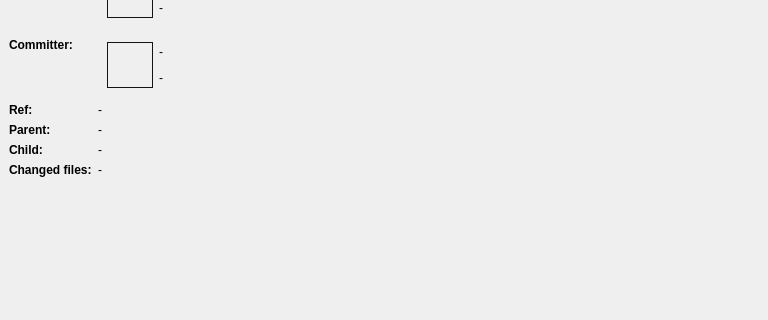
First picture: the form in src/libkommitwidgets/widgets/commitdetails.ui, repository KDE/kommit, before the edit; both pictures show x 0 to 768 and y 143 to 463 of the 768 by 571 pixel window.
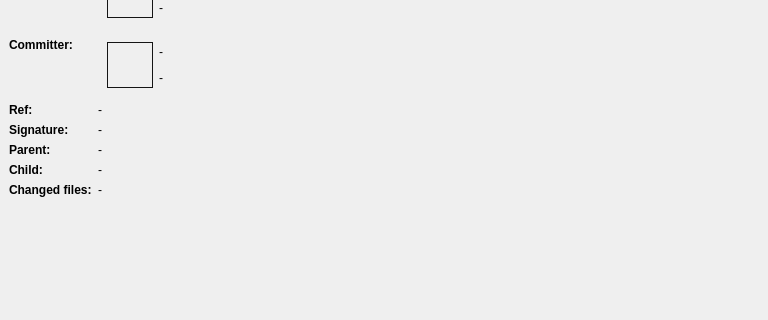
Second picture: the form after the edit. Custom widgets are drawn as their Qt base class.

Commit message:
Show and verify GPG/SSH signature of a commit
New dependency: gpgmepp (optional, needed for gpg signed commit verifying)

This commit adds ability to detect and verify cryptographic signatures on commits.

It will try to match the local key database for GPG signed commit but it will only try to verify the integrity for SSH signed commit

Tested on GPG RSA and ED25519 signed commits and SSH ED25519 signed commits.

This commit is done with the help of deepseek v4 pro

There is some new text to be translated and I am not familiar with that. If there is any problem, please let me know.

```diff
--- a/src/libkommitwidgets/widgets/commitdetails.ui
+++ b/src/libkommitwidgets/widgets/commitdetails.ui
@@ -175,6 +175,31 @@
           </widget>
          </item>
          <item row="3" column="0">
+          <widget class="QLabel" name="labelSignatureText">
+           <property name="font">
+            <font>
+             <bold>true</bold>
+            </font>
+           </property>
+           <property name="text">
+            <string>Signature:</string>
+           </property>
+          </widget>
+         </item>
+         <item row="3" column="1">
+          <widget class="QLabel" name="labelSignature">
+           <property name="text">
+            <string>-</string>
+           </property>
+           <property name="wordWrap">
+            <bool>false</bool>
+           </property>
+           <property name="textInteractionFlags">
+            <set>Qt::TextInteractionFlag::LinksAccessibleByMouse|Qt::TextInteractionFlag::TextSelectableByMouse</set>
+           </property>
+          </widget>
+         </item>
+         <item row="4" column="0">
           <widget class="QLabel" name="labelParentsText">
            <property name="font">
             <font>
@@ -186,7 +211,7 @@
            </property>
           </widget>
          </item>
-         <item row="3" column="1">
+         <item row="4" column="1">
           <widget class="QLabel" name="labelParent">
            <property name="text">
             <string>-</string>
@@ -196,7 +221,7 @@
            </property>
           </widget>
          </item>
-         <item row="4" column="0">
+         <item row="5" column="0">
           <widget class="QLabel" name="labelChildrenText">
            <property name="font">
             <font>
@@ -208,7 +233,7 @@
            </property>
           </widget>
          </item>
-         <item row="4" column="1">
+         <item row="5" column="1">
           <widget class="QLabel" name="labelChildren">
            <property name="text">
             <string>-</string>
@@ -218,7 +243,7 @@
            </property>
           </widget>
          </item>
-         <item row="5" column="0">
+         <item row="6" column="0">
           <widget class="QLabel" name="label_10">
            <property name="font">
             <font>
@@ -230,7 +255,7 @@
            </property>
           </widget>
          </item>
-         <item row="5" column="1">
+         <item row="6" column="1">
           <widget class="QLabel" name="labelChangedFiles">
            <property name="text">
             <string>&lt;html&gt;&lt;head/&gt;&lt;body&gt;&lt;p&gt;-&lt;/p&gt;&lt;/body&gt;&lt;/html&gt;</string>
```
The commit also changes 11 other files.
